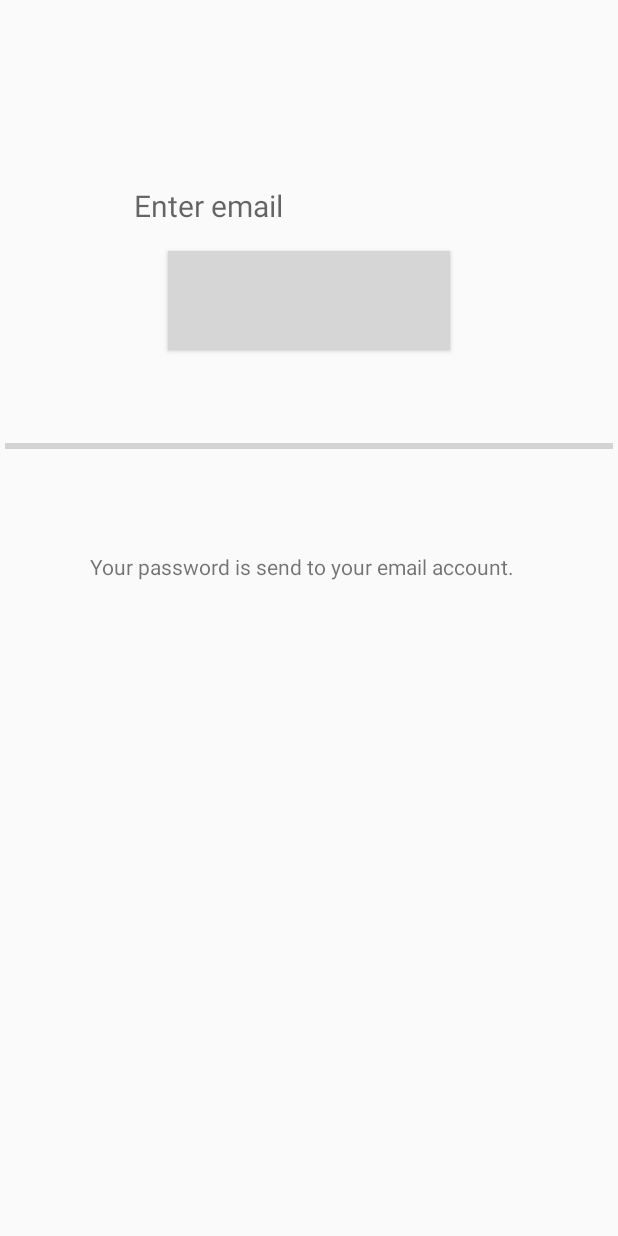
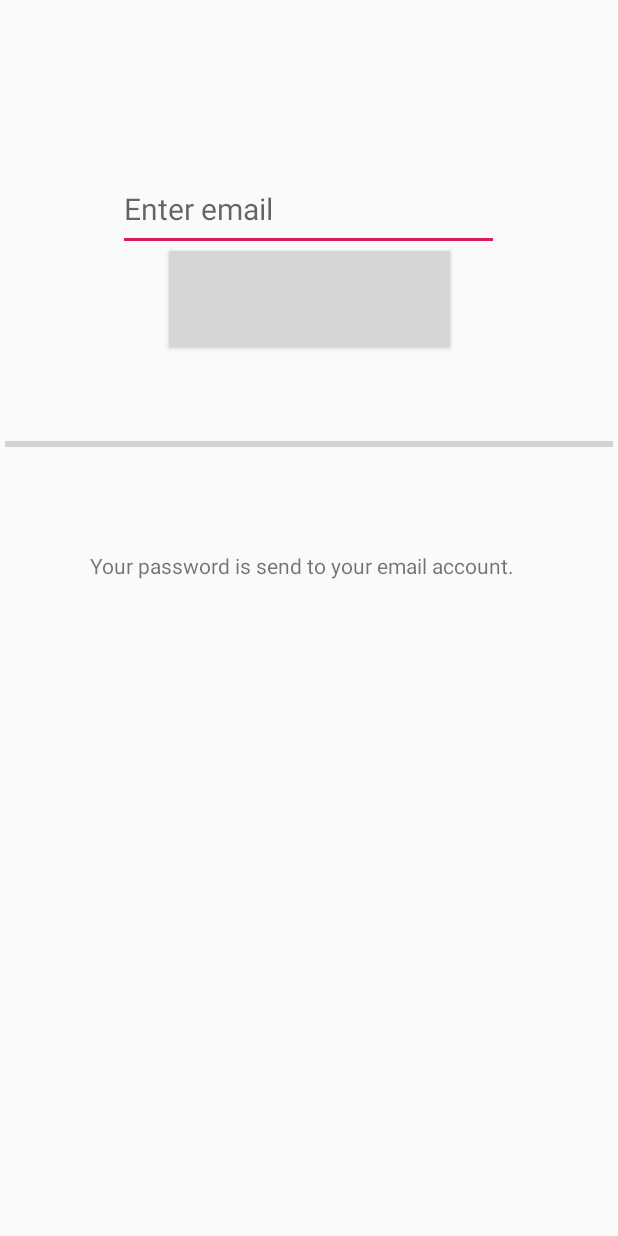
Before and after one commit to akashjoshi1999/S-park, an Android app: the layout activity_forgot_password.xml on its own in the app's theme, with its tools: preview values and no code run, on a phone screen of 412 x 824 dp. Run offline under Robolectric (Android 15) with nearby library versions, the phone set to English and light mode, and no system bars; Roboto replaces fonts that are not available here; grey boxes are pictures that could not be loaded.

Commit message:
Initial commit

```diff
--- a/app/src/main/java/com/example/spark/ActivityForgotPassword.java
+++ b/app/src/main/java/com/example/spark/ActivityForgotPassword.java
@@ -7,6 +7,7 @@ import android.content.Intent;
 import android.os.Bundle;
 import android.view.View;
 import android.widget.Button;
+import android.widget.EditText;
 import android.widget.TextView;
 import android.widget.Toast;
 
@@ -16,7 +17,7 @@ import com.google.firebase.auth.FirebaseAuth;
 
 public class ActivityForgotPassword extends AppCompatActivity {
 
-    private TextView forgotEmail;
+    private EditText forgotEmail;
     private Button forgotButton;
     FirebaseAuth firebaseAuth;
     @Override
--- a/app/src/main/res/layout/activity_forgot_password.xml
+++ b/app/src/main/res/layout/activity_forgot_password.xml
@@ -6,24 +6,25 @@
     android:layout_height="match_parent"
     tools:context=".ActivityForgotPassword">
 
-    <TextView
+    <EditText
         android:id="@+id/textForgotEmail"
-        android:layout_width="234dp"
-        android:layout_height="31dp"
+        android:layout_width="254dp"
+        android:layout_height="56dp"
         android:hint="@string/enter_email"
         android:textAlignment="textStart"
         android:textSize="20sp"
         app:layout_constraintBottom_toBottomOf="parent"
         app:layout_constraintEnd_toEndOf="parent"
+        app:layout_constraintHorizontal_bias="0.496"
         app:layout_constraintStart_toStartOf="parent"
         app:layout_constraintTop_toTopOf="parent"
-        app:layout_constraintVertical_bias="0.156"
+        app:layout_constraintVertical_bias="0.145"
         tools:ignore="MissingConstraints" />
 
     <Button
         android:id="@+id/buttonForgotPassword"
-        android:layout_width="188dp"
-        android:layout_height="0dp"
+        android:layout_width="187dp"
+        android:layout_height="64dp"
         android:layout_marginTop="167dp"
         android:layout_marginBottom="31dp"
         android:background="@drawable/gradient_red"
@@ -63,4 +64,5 @@
         app:layout_constraintStart_toStartOf="parent"
         app:layout_constraintTop_toBottomOf="@+id/progressBar5"
         tools:ignore="MissingConstraints" />
+
 </androidx.constraintlayout.widget.ConstraintLayout>
```
Also changed, not shown: app/src/main/AndroidManifest.xml (+9 -8 lines), app/src/main/java/com/example/spark/AccountActivity.java (+6 -4 lines), app/src/main/java/com/example/spark/UserAndOwner.java (deleted, +0 -30 lines), app/src/main/res/layout/activity_account.xml (+8 -6 lines).
